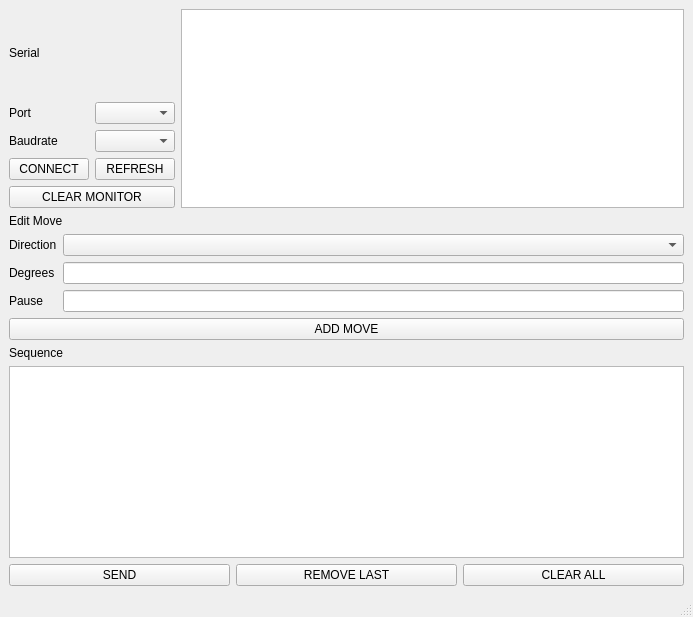
Old version of the form p3interface/stepper_gui.ui in the repository yjmantilla/digitales-3.
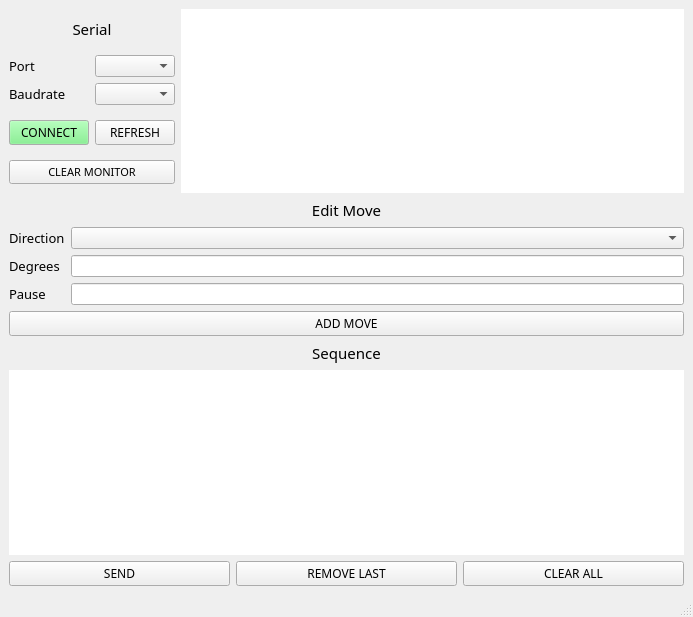
New version of the form.

Patch:
```diff
--- a/p3interface/stepper_gui.ui
+++ b/p3interface/stepper_gui.ui
@@ -21,9 +21,27 @@
        <layout class="QVBoxLayout" name="verticalLayout_7">
         <item>
          <widget class="QLabel" name="label_3">
+          <property name="sizePolicy">
+           <sizepolicy hsizetype="Preferred" vsizetype="Maximum">
+            <horstretch>0</horstretch>
+            <verstretch>0</verstretch>
+           </sizepolicy>
+          </property>
+          <property name="font">
+           <font>
+            <family>Bahnschrift</family>
+            <pointsize>11</pointsize>
+           </font>
+          </property>
+          <property name="layoutDirection">
+           <enum>Qt::RightToLeft</enum>
+          </property>
           <property name="text">
            <string>Serial</string>
           </property>
+          <property name="alignment">
+           <set>Qt::AlignCenter</set>
+          </property>
          </widget>
         </item>
         <item>
@@ -32,6 +50,12 @@
            <layout class="QVBoxLayout" name="verticalLayout_6">
             <item>
              <widget class="QLabel" name="label_8">
+              <property name="font">
+               <font>
+                <family>Bahnschrift</family>
+                <pointsize>10</pointsize>
+               </font>
+              </property>
               <property name="text">
                <string>Port</string>
               </property>
@@ -39,6 +63,12 @@
             </item>
             <item>
              <widget class="QLabel" name="label_7">
+              <property name="font">
+               <font>
+                <family>Bahnschrift</family>
+                <pointsize>10</pointsize>
+               </font>
+              </property>
               <property name="text">
                <string>Baudrate</string>
               </property>
@@ -62,6 +92,237 @@
          <layout class="QHBoxLayout" name="horizontalLayout_4">
           <item>
            <widget class="QPushButton" name="pushButton_connect">
+            <property name="palette">
+             <palette>
+              <active>
+               <colorrole role="WindowText">
+                <brush brushstyle="SolidPattern">
+                 <color alpha="255">
+                  <red>0</red>
+                  <green>0</green>
+                  <blue>0</blue>
+                 </color>
+                </brush>
+               </colorrole>
+               <colorrole role="Button">
+                <brush brushstyle="SolidPattern">
+                 <color alpha="255">
+                  <red>110</red>
+                  <green>240</green>
+                  <blue>125</blue>
+                 </color>
+                </brush>
+               </colorrole>
+               <colorrole role="Light">
+                <brush brushstyle="SolidPattern">
+                 <color alpha="255">
+                  <red>85</red>
+                  <green>255</green>
+                  <blue>127</blue>
+                 </color>
+                </brush>
+               </colorrole>
+               <colorrole role="Midlight">
+                <brush brushstyle="SolidPattern">
+                 <color alpha="255">
+                  <red>79</red>
+                  <green>227</green>
+                  <blue>96</blue>
+                 </color>
+                </brush>
+               </colorrole>
+               <colorrole role="Dark">
+                <brush brushstyle="SolidPattern">
+                 <color alpha="255">
+                  <red>85</red>
+                  <green>255</green>
+                  <blue>127</blue>
+                 </color>
+                </brush>
+               </colorrole>
+               <colorrole role="Mid">
+                <brush brushstyle="SolidPattern">
+                 <color alpha="255">
+                  <red>85</red>
+                  <green>255</green>
+                  <blue>127</blue>
+                 </color>
+                </brush>
+               </colorrole>
+               <colorrole role="Text">
+                <brush brushstyle="SolidPattern">
+                 <color alpha="255">
+                  <red>0</red>
+                  <green>0</green>
+                  <blue>0</blue>
+                 </color>
+                </brush>
+               </colorrole>
+               <colorrole role="ButtonText">
+                <brush brushstyle="SolidPattern">
+                 <color alpha="255">
+                  <red>0</red>
+                  <green>0</green>
+                  <blue>0</blue>
+                 </color>
+                </brush>
+               </colorrole>
+              </active>
+              <inactive>
+               <colorrole role="WindowText">
+                <brush brushstyle="SolidPattern">
+                 <color alpha="255">
+                  <red>0</red>
+                  <green>0</green>
+                  <blue>0</blue>
+                 </color>
+                </brush>
+               </colorrole>
+               <colorrole role="Button">
+                <brush brushstyle="SolidPattern">
+                 <color alpha="255">
+                  <red>110</red>
+                  <green>240</green>
+                  <blue>125</blue>
+                 </color>
+                </brush>
+               </colorrole>
+               <colorrole role="Light">
+                <brush brushstyle="SolidPattern">
+                 <color alpha="255">
+                  <red>85</red>
+                  <green>255</green>
+                  <blue>127</blue>
+                 </color>
+                </brush>
+               </colorrole>
+               <colorrole role="Midlight">
+                <brush brushstyle="SolidPattern">
+                 <color alpha="255">
+                  <red>79</red>
+                  <green>227</green>
+                  <blue>96</blue>
+                 </color>
+                </brush>
+               </colorrole>
+               <colorrole role="Dark">
+                <brush brushstyle="SolidPattern">
+                 <color alpha="255">
+                  <red>85</red>
+                  <green>255</green>
+                  <blue>127</blue>
+                 </color>
+                </brush>
+               </colorrole>
+               <colorrole role="Mid">
+                <brush brushstyle="SolidPattern">
+                 <color alpha="255">
+                  <red>85</red>
+                  <green>255</green>
+                  <blue>127</blue>
+                 </color>
+                </brush>
+               </colorrole>
+               <colorrole role="Text">
+                <brush brushstyle="SolidPattern">
+                 <color alpha="255">
+                  <red>0</red>
+                  <green>0</green>
+                  <blue>0</blue>
+                 </color>
+                </brush>
+               </colorrole>
+               <colorrole role="ButtonText">
+                <brush brushstyle="SolidPattern">
+                 <color alpha="255">
+                  <red>0</red>
+                  <green>0</green>
+                  <blue>0</blue>
+                 </color>
+                </brush>
+               </colorrole>
+              </inactive>
+              <disabled>
+               <colorrole role="WindowText">
+                <brush brushstyle="SolidPattern">
+                 <color alpha="255">
+                  <red>85</red>
+                  <green>255</green>
+                  <blue>127</blue>
+                 </color>
+                </brush>
+               </colorrole>
+               <colorrole role="Button">
+                <brush brushstyle="SolidPattern">
+                 <color alpha="255">
+                  <red>110</red>
+                  <green>240</green>
+                  <blue>125</blue>
+                 </color>
+                </brush>
+               </colorrole>
+               <colorrole role="Light">
+                <brush brushstyle="SolidPattern">
+                 <color alpha="255">
+                  <red>85</red>
+                  <green>255</green>
+                  <blue>127</blue>
+                 </color>
+                </brush>
+               </colorrole>
+               <colorrole role="Midlight">
+                <brush brushstyle="SolidPattern">
+                 <color alpha="255">
+                  <red>79</red>
+                  <green>227</green>
+                  <blue>96</blue>
+                 </color>
+                </brush>
+               </colorrole>
+               <colorrole role="Dark">
+                <brush brushstyle="SolidPattern">
+                 <color alpha="255">
+                  <red>85</red>
+                  <green>255</green>
+                  <blue>127</blue>
+                 </color>
+                </brush>
+               </colorrole>
+               <colorrole role="Mid">
+                <brush brushstyle="SolidPattern">
+                 <color alpha="255">
+                  <red>85</red>
+                  <green>255</green>
+                  <blue>127</blue>
+                 </color>
+                </brush>
+               </colorrole>
+               <colorrole role="Text">
+                <brush brushstyle="SolidPattern">
+                 <color alpha="255">
+                  <red>85</red>
+                  <green>255</green>
+                  <blue>127</blue>
+                 </color>
+                </brush>
+               </colorrole>
+               <colorrole role="ButtonText">
+                <brush brushstyle="SolidPattern">
+                 <color alpha="255">
+                  <red>85</red>
+                  <green>255</green>
+                  <blue>127</blue>
+                 </color>
+                </brush>
+               </colorrole>
+              </disabled>
+             </palette>
+            </property>
+            <property name="font">
+             <font>
+              <family>Bahnschrift</family>
+             </font>
+            </property>
             <property name="text">
              <string>CONNECT</string>
             </property>
@@ -72,6 +333,11 @@
           </item>
           <item>
            <widget class="QPushButton" name="pushButton_refresh">
+            <property name="font">
+             <font>
+              <family>Bahnschrift</family>
+             </font>
+            </property>
             <property name="text">
              <string>REFRESH</string>
             </property>
@@ -81,6 +347,12 @@
         </item>
         <item>
          <widget class="QPushButton" name="pushButton_clearMonitor">
+          <property name="font">
+           <font>
+            <family>Bahnschrift</family>
+            <pointsize>8</pointsize>
+           </font>
+          </property>
           <property name="text">
            <string>CLEAR MONITOR</string>
           </property>
@@ -89,7 +361,11 @@
        </layout>
       </item>
       <item>
-       <widget class="QTextBrowser" name="textBrowser_terminal"/>
+       <widget class="QTextBrowser" name="textBrowser_terminal">
+        <property name="frameShape">
+         <enum>QFrame::NoFrame</enum>
+        </property>
+       </widget>
       </item>
      </layout>
     </item>
@@ -97,9 +373,18 @@
      <layout class="QVBoxLayout" name="verticalLayout_4">
       <item>
        <widget class="QLabel" name="label">
+        <property name="font">
+         <font>
+          <family>Bahnschrift</family>
+          <pointsize>11</pointsize>
+         </font>
+        </property>
         <property name="text">
          <string>Edit Move</string>
         </property>
+        <property name="alignment">
+         <set>Qt::AlignCenter</set>
+        </property>
        </widget>
       </item>
       <item>
@@ -108,6 +393,12 @@
          <layout class="QVBoxLayout" name="verticalLayout_3">
           <item>
            <widget class="QLabel" name="label_4">
+            <property name="font">
+             <font>
+              <family>Bahnschrift</family>
+              <pointsize>10</pointsize>
+             </font>
+            </property>
             <property name="text">
              <string>Direction</string>
             </property>
@@ -115,6 +406,12 @@
           </item>
           <item>
            <widget class="QLabel" name="label_5">
+            <property name="font">
+             <font>
+              <family>Bahnschrift</family>
+              <pointsize>10</pointsize>
+             </font>
+            </property>
             <property name="text">
              <string>Degrees</string>
             </property>
@@ -122,6 +419,12 @@
           </item>
           <item>
            <widget class="QLabel" name="label_6">
+            <property name="font">
+             <font>
+              <family>Bahnschrift</family>
+              <pointsize>10</pointsize>
+             </font>
+            </property>
             <property name="text">
              <string>Pause</string>
             </property>
@@ -146,6 +449,11 @@
       </item>
       <item>
        <widget class="QPushButton" name="pushButton_addMove">
+        <property name="font">
+         <font>
+          <family>Bahnschrift</family>
+         </font>
+        </property>
         <property name="text">
          <string>ADD MOVE</string>
         </property>
@@ -157,13 +465,25 @@
      <layout class="QVBoxLayout" name="verticalLayout">
       <item>
        <widget class="QLabel" name="label_2">
+        <property name="font">
+         <font>
+          <family>Bahnschrift</family>
+          <pointsize>11</pointsize>
+         </font>
+        </property>
         <property name="text">
          <string>Sequence</string>
         </property>
+        <property name="alignment">
+         <set>Qt::AlignCenter</set>
+        </property>
        </widget>
       </item>
       <item>
        <widget class="QTableView" name="tableView_sequence">
+        <property name="frameShape">
+         <enum>QFrame::NoFrame</enum>
+        </property>
         <property name="editTriggers">
          <set>QAbstractItemView::NoEditTriggers</set>
         </property>
@@ -173,6 +493,11 @@
        <layout class="QHBoxLayout" name="horizontalLayout">
         <item>
          <widget class="QPushButton" name="pushButton_send">
+          <property name="font">
+           <font>
+            <family>Bahnschrift</family>
+           </font>
+          </property>
           <property name="text">
            <string>SEND</string>
           </property>
@@ -180,6 +505,11 @@
         </item>
         <item>
          <widget class="QPushButton" name="pushButton_removeLast">
+          <property name="font">
+           <font>
+            <family>Bahnschrift</family>
+           </font>
+          </property>
           <property name="text">
            <string>REMOVE LAST</string>
           </property>
@@ -187,6 +517,11 @@
         </item>
         <item>
          <widget class="QPushButton" name="pushButton_clearAll">
+          <property name="font">
+           <font>
+            <family>Bahnschrift</family>
+           </font>
+          </property>
           <property name="text">
            <string>CLEAR ALL</string>
           </property>
```
Left out of the diff: 18 changed lines with no effect on the pictures.
